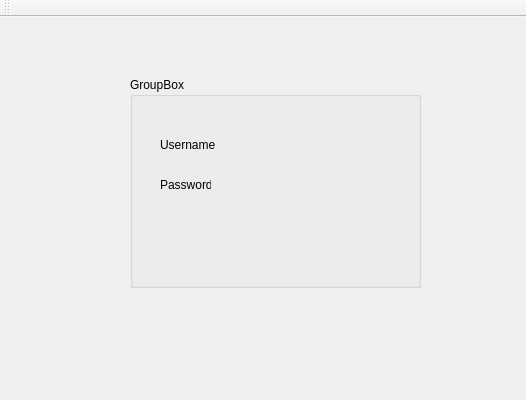
Old version of the form Scribble/Scribble/Login.ui in the repository PopescuFilip/Scribble; both pictures show x 0 to 526 and y 0 to 400 of the 1052 by 400 pixel window.
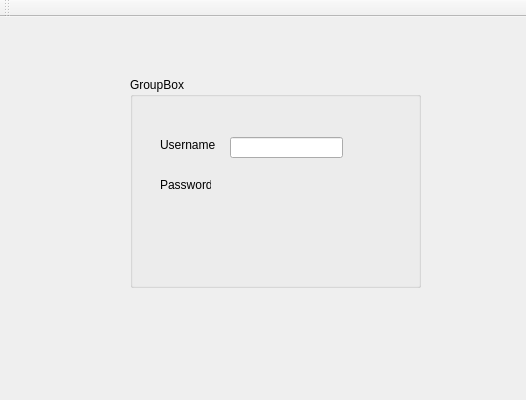
New version of the form.

Commit message: Added line edit for username

What changed in the file:
```diff
--- a/Scribble/Scribble/Login.ui
+++ b/Scribble/Scribble/Login.ui
@@ -52,6 +52,16 @@
       <string>Password</string>
      </property>
     </widget>
+    <widget class="QLineEdit" name="lineEdit">
+     <property name="geometry">
+      <rect>
+       <x>100</x>
+       <y>60</y>
+       <width>113</width>
+       <height>21</height>
+      </rect>
+     </property>
+    </widget>
    </widget>
   </widget>
   <widget class="QMenuBar" name="menuBar">
```
